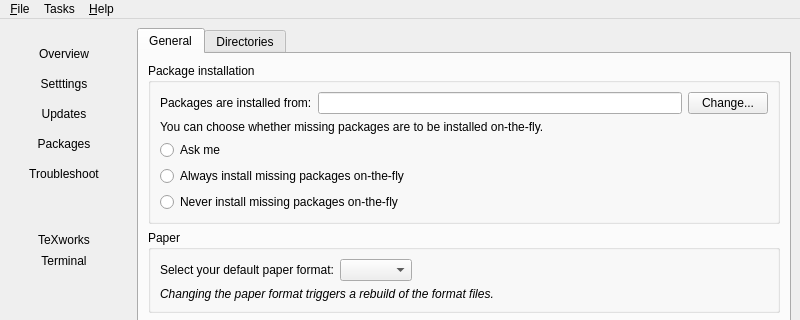
The window that Programs/MiKTeX/Console/Qt/mainwindow.ui (MiKTeX/miktex) describes before a commit, drawn with Qt 5; both pictures show x 0 to 800 and y 0 to 320 of the 800 by 818 pixel window.
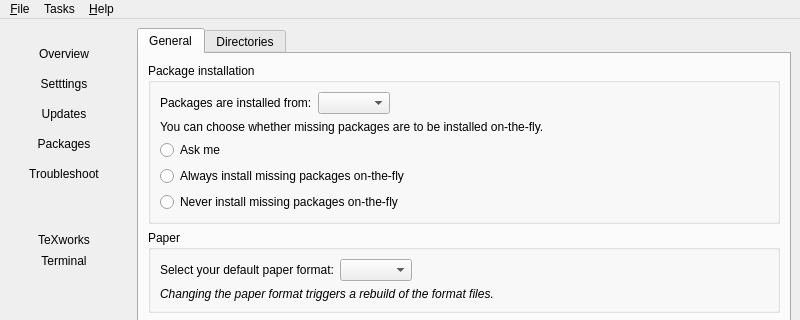
The same window after the commit. The open tabs and pages were chosen to show the change. Icons and pictures are not drawn.

Commit message: MiKTeX Console

What changed in the file:
```diff
--- a/Programs/MiKTeX/Console/Qt/mainwindow.ui
+++ b/Programs/MiKTeX/Console/Qt/mainwindow.ui
@@ -866,18 +866,24 @@
                      </widget>
                     </item>
                     <item>
-                     <widget class="QLineEdit" name="editRepository">
-                      <property name="readOnly">
-                       <bool>true</bool>
+                     <widget class="QComboBox" name="comboRepository2">
+                      <property name="sizeAdjustPolicy">
+                       <enum>QComboBox::AdjustToContents</enum>
                       </property>
                      </widget>
                     </item>
                     <item>
-                     <widget class="QPushButton" name="buttonChangeRepository">
-                      <property name="text">
-                       <string>Change...</string>
+                     <spacer name="horizontalSpacer_6">
+                      <property name="orientation">
+                       <enum>Qt::Horizontal</enum>
                       </property>
-                     </widget>
+                      <property name="sizeHint" stdset="0">
+                       <size>
+                        <width>40</width>
+                        <height>20</height>
+                       </size>
+                      </property>
+                     </spacer>
                     </item>
                    </layout>
                   </item>
```
The commit also changes 2 other files.
